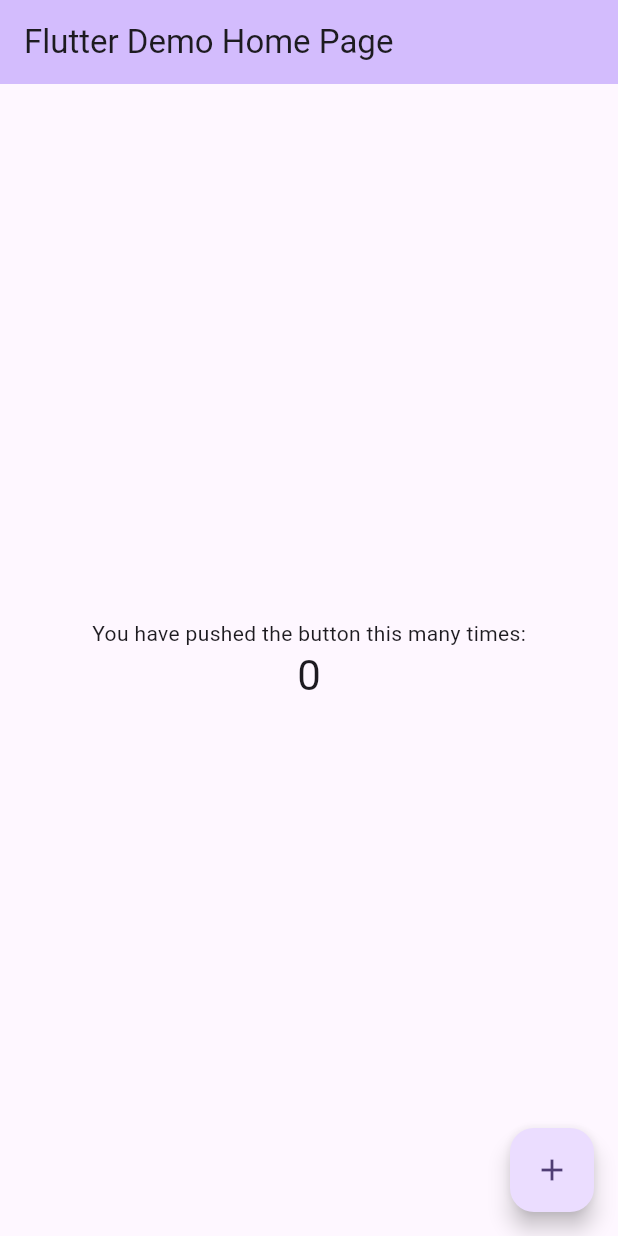
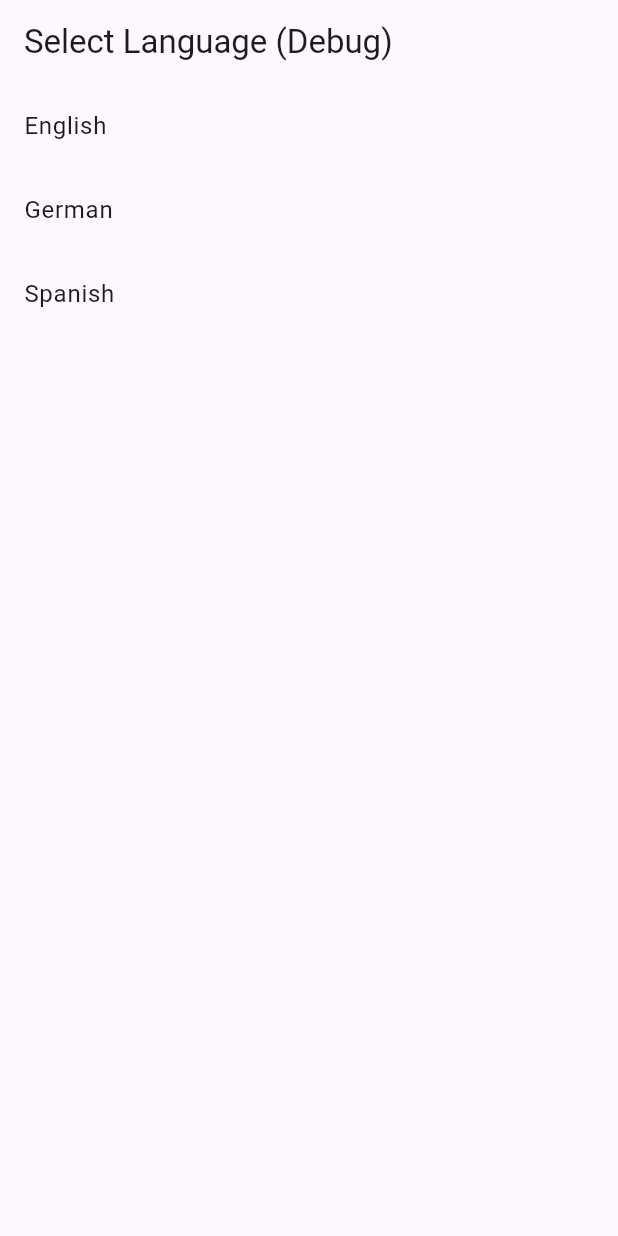
Before and after one commit to sabbir-ul-alam/ai-powered-dictionary, a Flutter app: the screen it shows after launch, on a phone screen of 412 x 824 dp. Run offline on Flutter 3.47's test engine with Material 3 defaults, Android fonts, the phone set to English and light mode, and no system bars; our stand-ins replace drift, drift_flutter, flutter_riverpod, shared_preferences; accounts and stored records are empty; generated files the repository leaves out were written again.

```diff
--- a/lib/data/local/db/tables/words_table.dart
+++ b/lib/data/local/db/tables/words_table.dart
@@ -3,7 +3,8 @@ import 'package:drift/drift.dart';
 class Words extends Table {
   TextColumn get id => text()();
 
-  TextColumn get wordText => text()();
+  TextColumn get wordText =>
+      text().named('word_text')();
 
   TextColumn get languageCode =>
       text().named('language_code')();
@@ -25,6 +26,6 @@ class Words extends Table {
 
   @override
   List<String> get customConstraints => [
-    'UNIQUE(language_code, wordText)'
+    'UNIQUE(language_code, word_text)'
   ];
 }
--- a/lib/data/repositories/language_repository_impl.dart
+++ b/lib/data/repositories/language_repository_impl.dart
@@ -2,6 +2,7 @@ import '../../domain/repositories/language_repository.dart';
 import '../local/db/app_database.dart';
 import '../local/db/daos/languages_dao.dart';
 import '../preferences/preferences_repository.dart';
+import 'package:flutter_riverpod/flutter_riverpod.dart';
 
 class LanguageRepositoryImpl implements LanguageRepository {
   final LanguagesDao languagesDao;
--- a/lib/main.dart
+++ b/lib/main.dart
@@ -1,125 +1,23 @@
 import 'package:flutter/material.dart';
+import 'package:flutter_riverpod/flutter_riverpod.dart';
+import 'presentation/debug/language_debug_screen.dart';
 
 void main() {
-  runApp(const MyApp());
+  runApp(
+    const ProviderScope(
+      child: DictionaryApp(),
+    ),
+  );
 }
 
-class MyApp extends StatelessWidget {
-  const MyApp({super.key});
+class DictionaryApp extends StatelessWidget {
+  const DictionaryApp({super.key});
 
-  // This widget is the root of your application.
   @override
   Widget build(BuildContext context) {
-    return MaterialApp(
-      title: 'Flutter Demo',
-      theme: ThemeData(
-        // This is the theme of your application.
-        //
-        // TRY THIS: Try running your application with "flutter run". You'll see
-        // the application has a purple toolbar. Then, without quitting the app,
-        // try changing the seedColor in the colorScheme below to Colors.green
-        // and then invoke "hot reload" (save your changes or press the "hot
-        // reload" button in a Flutter-supported IDE, or press "r" if you used
-        // the command line to start the app).
-        //
-        // Notice that the counter didn't reset back to zero; the application
-        // state is not lost during the reload. To reset the state, use hot
-        // restart instead.
-        //
-        // This works for code too, not just values: Most code changes can be
-        // tested with just a hot reload.
-        colorScheme: ColorScheme.fromSeed(seedColor: Colors.deepPurple),
-        useMaterial3: true,
-      ),
-      home: const MyHomePage(title: 'Flutter Demo Home Page'),
+    return const MaterialApp(
+      debugShowCheckedModeBanner: false,
+      home: LanguageDebugScreen(),
     );
   }
 }
-
-class MyHomePage extends StatefulWidget {
-  const MyHomePage({super.key, required this.title});
-
-  // This widget is the home page of your application. It is stateful, meaning
-  // that it has a State object (defined below) that contains fields that affect
-  // how it looks.
-
-  // This class is the configuration for the state. It holds the values (in this
-  // case the title) provided by the parent (in this case the App widget) and
-  // used by the build method of the State. Fields in a Widget subclass are
-  // always marked "final".
-
-  final String title;
-
-  @override
-  State<MyHomePage> createState() => _MyHomePageState();
-}
-
-class _MyHomePageState extends State<MyHomePage> {
-  int _counter = 0;
-
-  void _incrementCounter() {
-    setState(() {
-      // This call to setState tells the Flutter framework that something has
-      // changed in this State, which causes it to rerun the build method below
-      // so that the display can reflect the updated values. If we changed
-      // _counter without calling setState(), then the build method would not be
-      // called again, and so nothing would appear to happen.
-      _counter++;
-    });
-  }
-
-  @override
-  Widget build(BuildContext context) {
-    // This method is rerun every time setState is called, for instance as done
-    // by the _incrementCounter method above.
-    //
-    // The Flutter framework has been optimized to make rerunning build methods
-    // fast, so that you can just rebuild anything that needs updating rather
-    // than having to individually change instances of widgets.
-    return Scaffold(
-      appBar: AppBar(
-        // TRY THIS: Try changing the color here to a specific color (to
-        // Colors.amber, perhaps?) and trigger a hot reload to see the AppBar
-        // change color while the other colors stay the same.
-        backgroundColor: Theme.of(context).colorScheme.inversePrimary,
-        // Here we take the value from the MyHomePage object that was created by
-        // the App.build method, and use it to set our appbar title.
-        title: Text(widget.title),
-      ),
-      body: Center(
-        // Center is a layout widget. It takes a single child and positions it
-        // in the middle of the parent.
-        child: Column(
-          // Column is also a layout widget. It takes a list of children and
-          // arranges them vertically. By default, it sizes itself to fit its
-          // children horizontally, and tries to be as tall as its parent.
-          //
-          // Column has various properties to control how it sizes itself and
-          // how it positions its children. Here we use mainAxisAlignment to
-          // center the children vertically; the main axis here is the vertical
-          // axis because Columns are vertical (the cross axis would be
-          // horizontal).
-          //
-          // TRY THIS: Invoke "debug painting" (choose the "Toggle Debug Paint"
-          // action in the IDE, or press "p" in the console), to see the
-          // wireframe for each widget.
-          mainAxisAlignment: MainAxisAlignment.center,
-          children: <Widget>[
-            const Text(
-              'You have pushed the button this many times:',
-            ),
-            Text(
-              '$_counter',
-              style: Theme.of(context).textTheme.headlineMedium,
-            ),
-          ],
-        ),
-      ),
-      floatingActionButton: FloatingActionButton(
-        onPressed: _incrementCounter,
-        tooltip: 'Increment',
-        child: const Icon(Icons.add),
-      ), // This trailing comma makes auto-formatting nicer for build methods.
-    );
-  }
-}
--- /dev/null
+++ b/lib/presentation/debug/language_debug_screen.dart
@@ -0,0 +1,50 @@
+import 'package:flutter/material.dart';
+import 'package:flutter_riverpod/flutter_riverpod.dart';
+
+import '../state/providers.dart';
+import 'home_debug_screen.dart';
+
+class LanguageDebugScreen extends ConsumerWidget {
+  const LanguageDebugScreen({super.key});
+
+  @override
+  Widget build(BuildContext context, WidgetRef ref) {
+    return Scaffold(
+      appBar: AppBar(title: const Text('Select Language (Debug)')),
+      body: ListView(
+        children: [
+          _languageTile(context, ref, 'en', 'English'),
+          _languageTile(context, ref, 'de', 'German'),
+          _languageTile(context, ref, 'es', 'Spanish'),
+        ],
+      ),
+    );
+  }
+
+  Widget _languageTile(
+      BuildContext context,
+      WidgetRef ref,
+      String code,
+      String label,
+      ) {
+    return ListTile(
+      title: Text(label),
+      onTap: () async {
+        // Set active language
+        await ref
+            .read(languageRepositoryProvider)
+            .setActiveLanguage(code);
+
+        // Trigger refresh
+        ref.read(activeLanguageTriggerProvider.notifier).state++;
+
+        // Go to home debug screen
+        Navigator.of(context).push(
+          MaterialPageRoute(
+            builder: (_) => const HomeDebugScreen(),
+          ),
+        );
+      },
+    );
+  }
+}
--- a/pubspec.yaml
+++ b/pubspec.yaml
@@ -39,6 +39,7 @@ dependencies:
   cupertino_icons: ^1.0.8
   shared_preferences: ^2.5.4
   uuid: ^4.5.2
+  flutter_riverpod: ^2.6.1
 
 dev_dependencies:
   drift_dev: ^2.30.0
```
Also changed, not shown: lib/presentation/debug/home_debug_screen.dart (added, +65 -0 lines), lib/presentation/state/providers.dart (added, +165 -0 lines), pubspec.lock, 3 other files.
